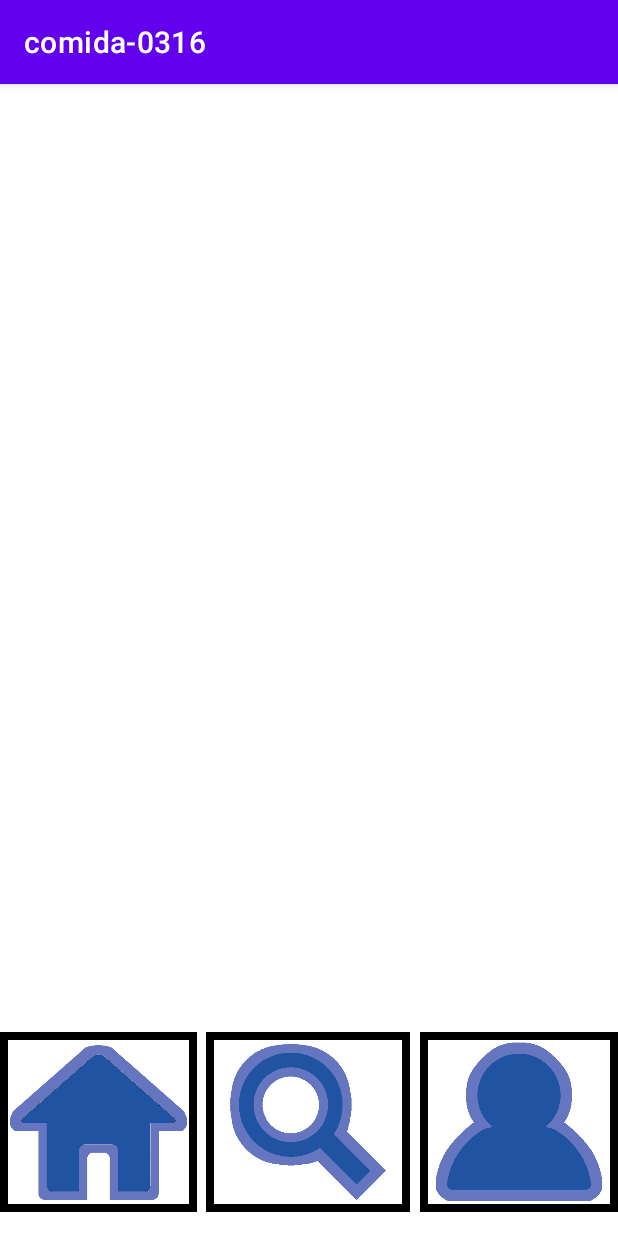
After one commit to skapur12/comida-0316, an Android app: the HomePage screen opened directly, with no data from a screen before it, on a phone screen of 412 x 824 dp. The commit adds this screen. Run offline under Robolectric (Android 15) with nearby library versions, the phone set to English and light mode, and no system bars.

Commit message:
Added home page

```diff
--- a/app/src/main/AndroidManifest.xml
+++ b/app/src/main/AndroidManifest.xml
@@ -1,8 +1,6 @@
 <?xml version="1.0" encoding="utf-8"?>
 <manifest xmlns:android="http://schemas.android.com/apk/res/android"
     package="com.teamcomida.comida_0316">
-
-    <uses-permission android:name="android.permission.INTERNET" />
 
     <application
         android:allowBackup="true"
@@ -11,6 +9,7 @@
         android:roundIcon="@mipmap/ic_launcher_round"
         android:supportsRtl="true"
         android:theme="@style/Theme.Comida0316">
+        <activity android:name=".HomePage"></activity>
         <activity android:name=".Login" />
         <activity android:name=".Register">
             <intent-filter>
@@ -26,11 +25,11 @@
                 <category android:name="android.intent.category.LAUNCHER" />
             </intent-filter>
         </activity>
-        <activity android:name=".CollegeSearch"
-            android:exported="true">
-
-        </activity>
-
+        <activity
+            android:name=".CollegeSearch"
+            android:exported="true"></activity>
     </application>
 
+    <uses-permission android:name="android.permission.INTERNET" />
+
 </manifest>
--- a/app/src/main/java/com/teamcomida/comida_0316/CollegeSearch.java
+++ b/app/src/main/java/com/teamcomida/comida_0316/CollegeSearch.java
@@ -125,7 +125,13 @@ public class CollegeSearch extends AppCompatActivity {
             }
         });
 
-        //Insert Home Button
+        //Home Button
+        homeButton1.setOnClickListener(new View.OnClickListener() {
+            @Override
+            public void onClick(View v) {
+                startActivity(new Intent(getApplicationContext(), HomePage.class));
+            }
+        });
 
     }
 
--- /dev/null
+++ b/app/src/main/java/com/teamcomida/comida_0316/HomePage.java
@@ -0,0 +1,48 @@
+package com.teamcomida.comida_0316;
+
+import androidx.appcompat.app.AppCompatActivity;
+
+import android.content.Intent;
+import android.os.Bundle;
+import android.view.View;
+import android.widget.ImageView;
+
+public class HomePage extends AppCompatActivity {
+    ImageView profileButton2, searchButton2, homeButton2;
+
+    @Override
+    protected void onCreate(Bundle savedInstanceState) {
+        super.onCreate(savedInstanceState);
+        setContentView(R.layout.activity_home_page);
+
+
+        homeButton2 = findViewById(R.id.homeButton2);
+        searchButton2 = findViewById(R.id.searchButton2);
+        profileButton2 = findViewById(R.id.profileButton2);
+
+        //Search, Profile, and Home Directions
+        //Search
+        searchButton2.setOnClickListener(new View.OnClickListener() {
+            @Override
+            public void onClick(View v) {
+                startActivity(new Intent(getApplicationContext(), CollegeSearch.class));
+            }
+        });
+
+        //User Profile
+        profileButton2.setOnClickListener(new View.OnClickListener() {
+            @Override
+            public void onClick(View v) {
+                startActivity(new Intent(getApplicationContext(), MainActivity.class));
+            }
+        });
+
+        //Home Button
+        homeButton2.setOnClickListener(new View.OnClickListener() {
+            @Override
+            public void onClick(View v) {
+                startActivity(new Intent(getApplicationContext(), HomePage.class));
+            }
+        });
+    }
+}
--- a/app/src/main/java/com/teamcomida/comida_0316/MainActivity.java
+++ b/app/src/main/java/com/teamcomida/comida_0316/MainActivity.java
@@ -155,7 +155,13 @@ public class MainActivity extends AppCompatActivity {
             }
         });
 
-        //Insert Home Button
+        //Home Button
+        homeButton.setOnClickListener(new View.OnClickListener() {
+            @Override
+            public void onClick(View v) {
+                startActivity(new Intent(getApplicationContext(), HomePage.class));
+            }
+        });
     }
 
     @Override
--- /dev/null
+++ b/app/src/main/res/layout/activity_home_page.xml
@@ -0,0 +1,54 @@
+<?xml version="1.0" encoding="utf-8"?>
+<androidx.constraintlayout.widget.ConstraintLayout xmlns:android="http://schemas.android.com/apk/res/android"
+    xmlns:app="http://schemas.android.com/apk/res-auto"
+    xmlns:tools="http://schemas.android.com/tools"
+    android:layout_width="match_parent"
+    android:layout_height="match_parent"
+    tools:context=".HomePage">
+
+    <ImageView
+        android:id="@+id/homeButton2"
+        android:layout_width="131dp"
+        android:layout_height="120dp"
+        android:layout_marginTop="632dp"
+        android:background="#000000"
+        android:cropToPadding="true"
+        android:padding="5dp"
+        android:scaleType="centerCrop"
+        app:layout_constraintEnd_toEndOf="parent"
+        app:layout_constraintHorizontal_bias="0"
+        app:layout_constraintStart_toStartOf="parent"
+        app:layout_constraintTop_toTopOf="parent"
+        app:srcCompat="@drawable/home2" />
+
+    <ImageView
+        android:id="@+id/profileButton2"
+        android:layout_width="132dp"
+        android:layout_height="120dp"
+        android:layout_marginTop="632dp"
+        android:background="#000000"
+        android:cropToPadding="true"
+        android:padding="5dp"
+        android:scaleType="centerCrop"
+        app:layout_constraintEnd_toEndOf="parent"
+        app:layout_constraintHorizontal_bias="1.0"
+        app:layout_constraintStart_toStartOf="parent"
+        app:layout_constraintTop_toTopOf="parent"
+        app:srcCompat="@drawable/profile2" />
+
+    <ImageView
+        android:id="@+id/searchButton2"
+        android:layout_width="136dp"
+        android:layout_height="120dp"
+        android:layout_marginTop="632dp"
+        android:background="#000000"
+        android:cropToPadding="true"
+        android:padding="5dp"
+        android:scaleType="centerCrop"
+        app:layout_constraintEnd_toEndOf="parent"
+        app:layout_constraintHorizontal_bias="0.498"
+        app:layout_constraintStart_toStartOf="parent"
+        app:layout_constraintTop_toTopOf="parent"
+        app:srcCompat="@drawable/search2" />
+
+</androidx.constraintlayout.widget.ConstraintLayout>
```
